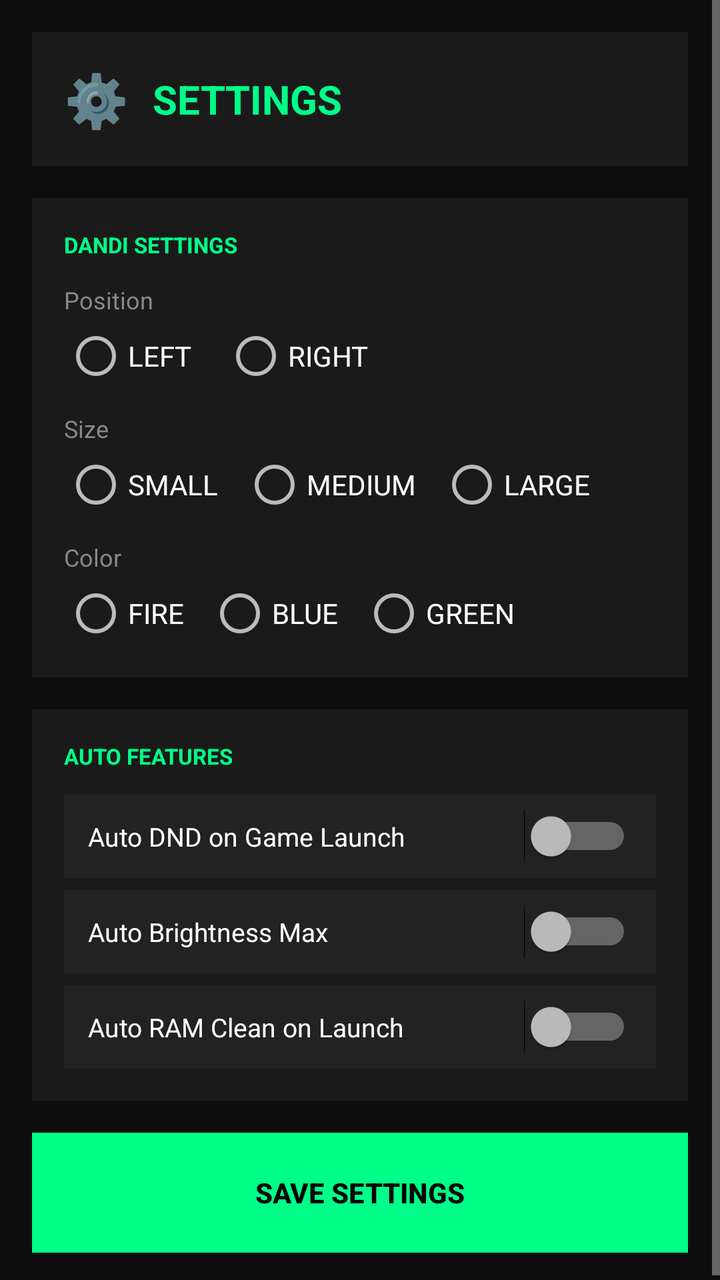
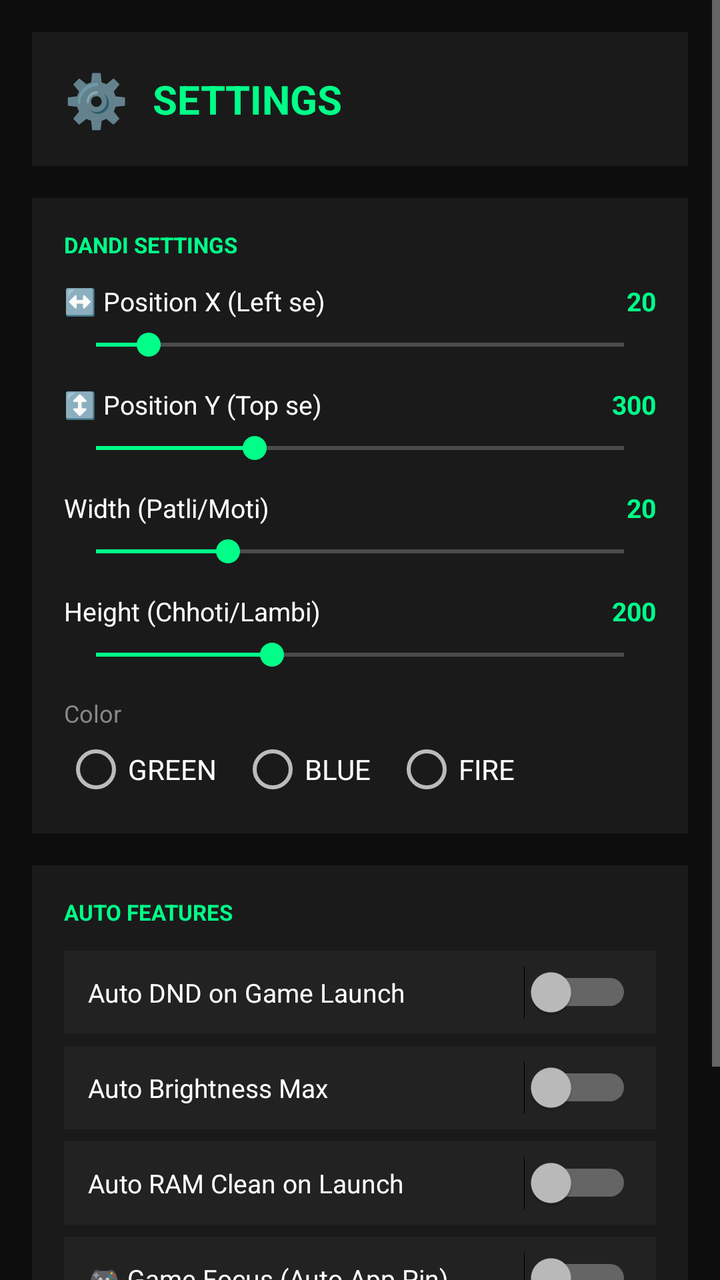

The first picture is an Android layout as it rendered before a commit; the second is the same layout after the commit. The layout source and the unified diff follow.
<!-- AndroidManifest.xml: application theme AppTheme -->
<!-- res/layout/activity_settings.xml -->
<?xml version="1.0" encoding="utf-8"?>
<ScrollView xmlns:android="http://schemas.android.com/apk/res/android"
    android:layout_width="match_parent"
    android:layout_height="match_parent"
    android:background="#0D0D0D">

    <LinearLayout
        android:layout_width="match_parent"
        android:layout_height="wrap_content"
        android:orientation="vertical"
        android:padding="16dp">

        <LinearLayout
            android:layout_width="match_parent"
            android:layout_height="wrap_content"
            android:orientation="horizontal"
            android:gravity="center_vertical"
            android:background="#1A1A1A"
            android:padding="16dp"
            android:layout_marginBottom="16dp">

            <TextView
                android:layout_width="wrap_content"
                android:layout_height="wrap_content"
                android:text="⚙️"
                android:textSize="26sp"/>

            <TextView
                android:layout_width="0dp"
                android:layout_height="wrap_content"
                android:layout_weight="1"
                android:text="SETTINGS"
                android:textColor="#00FF88"
                android:textSize="20sp"
                android:textStyle="bold"
                android:layout_marginLeft="12dp"/>
        </LinearLayout>

        <LinearLayout
            android:layout_width="match_parent"
            android:layout_height="wrap_content"
            android:orientation="vertical"
            android:background="#1A1A1A"
            android:padding="16dp"
            android:layout_marginBottom="16dp">

            <TextView
                android:layout_width="wrap_content"
                android:layout_height="wrap_content"
                android:text="DANDI SETTINGS"
                android:textColor="#00FF88"
                android:textSize="11sp"
                android:textStyle="bold"
                android:layout_marginBottom="12dp"/>

            <TextView
                android:layout_width="wrap_content"
                android:layout_height="wrap_content"
                android:text="Position"
                android:textColor="#888888"
                android:textSize="12sp"
                android:layout_marginBottom="4dp"/>

            <RadioGroup
                android:id="@+id/rgPosition"
                android:layout_width="match_parent"
                android:layout_height="wrap_content"
                android:orientation="horizontal"
                android:layout_marginBottom="12dp">

                <RadioButton
                    android:id="@+id/rbLeft"
                    android:layout_width="wrap_content"
                    android:layout_height="wrap_content"
                    android:text="LEFT"
                    android:textColor="#FFFFFF"
                    android:layout_marginRight="16dp"/>

                <RadioButton
                    android:id="@+id/rbRight"
                    android:layout_width="wrap_content"
                    android:layout_height="wrap_content"
                    android:text="RIGHT"
                    android:textColor="#FFFFFF"/>
            </RadioGroup>

            <TextView
                android:layout_width="wrap_content"
                android:layout_height="wrap_content"
                android:text="Size"
                android:textColor="#888888"
                android:textSize="12sp"
                android:layout_marginBottom="4dp"/>

            <RadioGroup
                android:id="@+id/rgSize"
                android:layout_width="match_parent"
                android:layout_height="wrap_content"
                android:orientation="horizontal"
                android:layout_marginBottom="12dp">

                <RadioButton
                    android:id="@+id/rbSmall"
                    android:layout_width="wrap_content"
                    android:layout_height="wrap_content"
                    android:text="SMALL"
                    android:textColor="#FFFFFF"
                    android:layout_marginRight="12dp"/>

                <RadioButton
                    android:id="@+id/rbMedium"
                    android:layout_width="wrap_content"
                    android:layout_height="wrap_content"
                    android:text="MEDIUM"
                    android:textColor="#FFFFFF"
                    android:layout_marginRight="12dp"/>

                <RadioButton
                    android:id="@+id/rbLarge"
                    android:layout_width="wrap_content"
                    android:layout_height="wrap_content"
                    android:text="LARGE"
                    android:textColor="#FFFFFF"/>
            </RadioGroup>

            <TextView
                android:layout_width="wrap_content"
                android:layout_height="wrap_content"
                android:text="Color"
                android:textColor="#888888"
                android:textSize="12sp"
                android:layout_marginBottom="4dp"/>

            <RadioGroup
                android:id="@+id/rgColor"
                android:layout_width="match_parent"
                android:layout_height="wrap_content"
                android:orientation="horizontal">

                <RadioButton
                    android:id="@+id/rbFire"
                    android:layout_width="wrap_content"
                    android:layout_height="wrap_content"
                    android:text="FIRE"
                    android:textColor="#FFFFFF"
                    android:layout_marginRight="12dp"/>

                <RadioButton
                    android:id="@+id/rbBlue"
                    android:layout_width="wrap_content"
                    android:layout_height="wrap_content"
                    android:text="BLUE"
                    android:textColor="#FFFFFF"
                    android:layout_marginRight="12dp"/>

                <RadioButton
                    android:id="@+id/rbGreen"
                    android:layout_width="wrap_content"
                    android:layout_height="wrap_content"
                    android:text="GREEN"
                    android:textColor="#FFFFFF"/>
            </RadioGroup>
        </LinearLayout>

        <LinearLayout
            android:layout_width="match_parent"
            android:layout_height="wrap_content"
            android:orientation="vertical"
            android:background="#1A1A1A"
            android:padding="16dp"
            android:layout_marginBottom="16dp">

            <TextView
                android:layout_width="wrap_content"
                android:layout_height="wrap_content"
                android:text="AUTO FEATURES"
                android:textColor="#00FF88"
                android:textSize="11sp"
                android:textStyle="bold"
                android:layout_marginBottom="12dp"/>

            <Switch
                android:id="@+id/swAutoDnd"
                android:layout_width="match_parent"
                android:layout_height="wrap_content"
                android:text="Auto DND on Game Launch"
                android:textColor="#FFFFFF"
                android:textSize="13sp"
                android:padding="12dp"
                android:background="#222222"
                android:layout_marginBottom="6dp"/>

            <Switch
                android:id="@+id/swAutoBrightness"
                android:layout_width="match_parent"
                android:layout_height="wrap_content"
                android:text="Auto Brightness Max"
                android:textColor="#FFFFFF"
                android:textSize="13sp"
                android:padding="12dp"
                android:background="#222222"
                android:layout_marginBottom="6dp"/>

            <Switch
                android:id="@+id/swAutoRam"
                android:layout_width="match_parent"
                android:layout_height="wrap_content"
                android:text="Auto RAM Clean on Launch"
                android:textColor="#FFFFFF"
                android:textSize="13sp"
                android:padding="12dp"
                android:background="#222222"/>
        </LinearLayout>

        <Button
            android:id="@+id/btnSaveSettings"
            android:layout_width="match_parent"
            android:layout_height="60dp"
            android:text="SAVE SETTINGS"
            android:background="#00FF88"
            android:textColor="#000000"
            android:textStyle="bold"
            android:textSize="14sp"/>

    </LinearLayout>
</ScrollView>
<!-- resources referenced by this layout -->
<resources>
  <style name="AppTheme" parent="android:Theme.Material.NoActionBar">
          <item name="android:colorPrimary">#00FF88</item>
          <item name="android:colorAccent">#00FF88</item>
          <item name="android:windowBackground">#0D0D0D</item>
          <item name="android:textColorPrimary">#FFFFFF</item>
          <item name="android:statusBarColor">#0D0D0D</item>
          <item name="android:navigationBarColor">#0D0D0D</item>
      </style>
</resources>

<!-- the commit's change to res/layout/activity_settings.xml (unified diff, before → after) -->
@@ -36,6 +36,7 @@
                 android:layout_marginLeft="12dp"/>
         </LinearLayout>
 
+        
         <LinearLayout
             android:layout_width="match_parent"
             android:layout_height="wrap_content"
@@ -53,76 +54,147 @@
                 android:textStyle="bold"
                 android:layout_marginBottom="12dp"/>
 
-            <TextView
-                android:layout_width="wrap_content"
-                android:layout_height="wrap_content"
-                android:text="Position"
-                android:textColor="#888888"
-                android:textSize="12sp"
-                android:layout_marginBottom="4dp"/>
-
-            <RadioGroup
-                android:id="@+id/rgPosition"
+            
+            <LinearLayout
                 android:layout_width="match_parent"
                 android:layout_height="wrap_content"
                 android:orientation="horizontal"
-                android:layout_marginBottom="12dp">
-
-                <RadioButton
-                    android:id="@+id/rbLeft"
-                    android:layout_width="wrap_content"
-                    android:layout_height="wrap_content"
-                    android:text="LEFT"
-                    android:textColor="#FFFFFF"
-                    android:layout_marginRight="16dp"/>
-
-                <RadioButton
-                    android:id="@+id/rbRight"
-                    android:layout_width="wrap_content"
-                    android:layout_height="wrap_content"
-                    android:text="RIGHT"
-                    android:textColor="#FFFFFF"/>
-            </RadioGroup>
-
-            <TextView
-                android:layout_width="wrap_content"
-                android:layout_height="wrap_content"
-                android:text="Size"
-                android:textColor="#888888"
-                android:textSize="12sp"
-                android:layout_marginBottom="4dp"/>
-
-            <RadioGroup
-                android:id="@+id/rgSize"
+                android:layout_marginBottom="4dp">
+
+                <TextView
+                    android:layout_width="0dp"
+                    android:layout_height="wrap_content"
+                    android:layout_weight="1"
+                    android:text="↔️ Position X (Left se)"
+                    android:textColor="#FFFFFF"
+                    android:textSize="13sp"/>
+
+                <TextView
+                    android:id="@+id/tvPosX"
+                    android:layout_width="wrap_content"
+                    android:layout_height="wrap_content"
+                    android:text="20"
+                    android:textColor="#00FF88"
+                    android:textSize="13sp"
+                    android:textStyle="bold"/>
+            </LinearLayout>
+
+            <SeekBar
+                android:id="@+id/seekPosX"
+                android:layout_width="match_parent"
+                android:layout_height="wrap_content"
+                android:max="200"
+                android:progress="20"
+                android:progressTint="#00FF88"
+                android:thumbTint="#00FF88"
+                android:layout_marginBottom="12dp"/>
+
+            
+            <LinearLayout
                 android:layout_width="match_parent"
                 android:layout_height="wrap_content"
                 android:orientation="horizontal"
-                android:layout_marginBottom="12dp">
-
-                <RadioButton
-                    android:id="@+id/rbSmall"
-                    android:layout_width="wrap_content"
-                    android:layout_height="wrap_content"
-                    android:text="SMALL"
-                    android:textColor="#FFFFFF"
-                    android:layout_marginRight="12dp"/>
-
-                <RadioButton
-                    android:id="@+id/rbMedium"
-                    android:layout_width="wrap_content"
-                    android:layout_height="wrap_content"
-                    android:text="MEDIUM"
-                    android:textColor="#FFFFFF"
-                    android:layout_marginRight="12dp"/>
-
-                <RadioButton
-                    android:id="@+id/rbLarge"
-                    android:layout_width="wrap_content"
-                    android:layout_height="wrap_content"
-                    android:text="LARGE"
-                    android:textColor="#FFFFFF"/>
-            </RadioGroup>
-
+                android:layout_marginBottom="4dp">
+
+                <TextView
+                    android:layout_width="0dp"
+                    android:layout_height="wrap_content"
+                    android:layout_weight="1"
+                    android:text="↕️ Position Y (Top se)"
+                    android:textColor="#FFFFFF"
+                    android:textSize="13sp"/>
+
+                <TextView
+                    android:id="@+id/tvPosY"
+                    android:layout_width="wrap_content"
+                    android:layout_height="wrap_content"
+                    android:text="300"
+                    android:textColor="#00FF88"
+                    android:textSize="13sp"
+                    android:textStyle="bold"/>
+            </LinearLayout>
+
+            <SeekBar
+                android:id="@+id/seekPosY"
+                android:layout_width="match_parent"
+                android:layout_height="wrap_content"
+                android:max="1000"
+                android:progress="300"
+                android:progressTint="#00FF88"
+                android:thumbTint="#00FF88"
+                android:layout_marginBottom="12dp"/>
+
+            
+            <LinearLayout
+                android:layout_width="match_parent"
+                android:layout_height="wrap_content"
+                android:orientation="horizontal"
+                android:layout_marginBottom="4dp">
+
+                <TextView
+                    android:layout_width="0dp"
+                    android:layout_height="wrap_content"
+                    android:layout_weight="1"
+                    android:text="Width (Patli/Moti)"
+                    android:textColor="#FFFFFF"
+                    android:textSize="13sp"/>
+
+                <TextView
+                    android:id="@+id/tvWidth"
+                    android:layout_width="wrap_content"
+                    android:layout_height="wrap_content"
+                    android:text="20"
+                    android:textColor="#00FF88"
+                    android:textSize="13sp"
+                    android:textStyle="bold"/>
+            </LinearLayout>
+
+            <SeekBar
+                android:id="@+id/seekWidth"
+                android:layout_width="match_parent"
+                android:layout_height="wrap_content"
+                android:max="80"
+                android:progress="20"
+                android:progressTint="#00FF88"
+                android:thumbTint="#00FF88"
+                android:layout_marginBottom="12dp"/>
+
+            
+            <LinearLayout
+                android:layout_width="match_parent"
+                android:layout_height="wrap_content"
+                android:orientation="horizontal"
+                android:layout_marginBottom="4dp">
+
+                <TextView
+                    android:layout_width="0dp"
+                    android:layout_height="wrap_content"
+                    android:layout_weight="1"
+                    android:text="Height (Chhoti/Lambi)"
+                    android:textColor="#FFFFFF"
+                    android:textSize="13sp"/>
+
+                <TextView
+                    android:id="@+id/tvHeight"
+                    android:layout_width="wrap_content"
+                    android:layout_height="wrap_content"
+                    android:text="200"
+                    android:textColor="#00FF88"
+                    android:textSize="13sp"
+                    android:textStyle="bold"/>
+            </LinearLayout>
+
+            <SeekBar
+                android:id="@+id/seekHeight"
+                android:layout_width="match_parent"
+                android:layout_height="wrap_content"
+                android:max="600"
+                android:progress="200"
+                android:progressTint="#00FF88"
+                android:thumbTint="#00FF88"
+                android:layout_marginBottom="12dp"/>
+
+            
             <TextView
                 android:layout_width="wrap_content"
                 android:layout_height="wrap_content"
@@ -138,10 +210,10 @@
                 android:orientation="horizontal">
 
                 <RadioButton
-                    android:id="@+id/rbFire"
-                    android:layout_width="wrap_content"
-                    android:layout_height="wrap_content"
-                    android:text="FIRE"
+                    android:id="@+id/rbGreen"
+                    android:layout_width="wrap_content"
+                    android:layout_height="wrap_content"
+                    android:text="GREEN"
                     android:textColor="#FFFFFF"
                     android:layout_marginRight="12dp"/>
 
@@ -154,14 +226,15 @@
                     android:layout_marginRight="12dp"/>
 
                 <RadioButton
-                    android:id="@+id/rbGreen"
-                    android:layout_width="wrap_content"
-                    android:layout_height="wrap_content"
-                    android:text="GREEN"
+                    android:id="@+id/rbFire"
+                    android:layout_width="wrap_content"
+                    android:layout_height="wrap_content"
+                    android:text="FIRE"
                     android:textColor="#FFFFFF"/>
             </RadioGroup>
         </LinearLayout>
 
+        
         <LinearLayout
             android:layout_width="match_parent"
             android:layout_height="wrap_content"
@@ -209,6 +282,17 @@
                 android:textColor="#FFFFFF"
                 android:textSize="13sp"
                 android:padding="12dp"
+                android:background="#222222"
+                android:layout_marginBottom="6dp"/>
+
+            <Switch
+                android:id="@+id/swGameFocus"
+                android:layout_width="match_parent"
+                android:layout_height="wrap_content"
+                android:text="🎮 Game Focus (Auto App Pin)"
+                android:textColor="#FFFFFF"
+                android:textSize="13sp"
+                android:padding="12dp"
                 android:background="#222222"/>
         </LinearLayout>
 
@@ -216,7 +300,7 @@
             android:id="@+id/btnSaveSettings"
             android:layout_width="match_parent"
             android:layout_height="60dp"
-            android:text="SAVE SETTINGS"
+            android:text="💾 SAVE SETTINGS"
             android:background="#00FF88"
             android:textColor="#000000"
             android:textStyle="bold"
